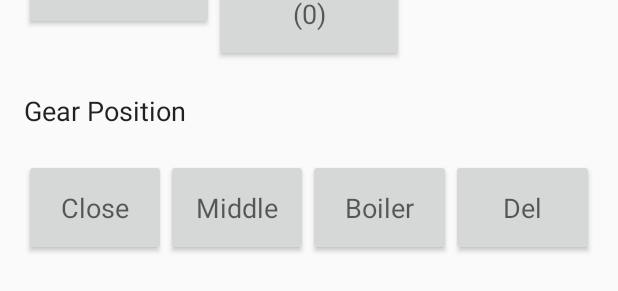
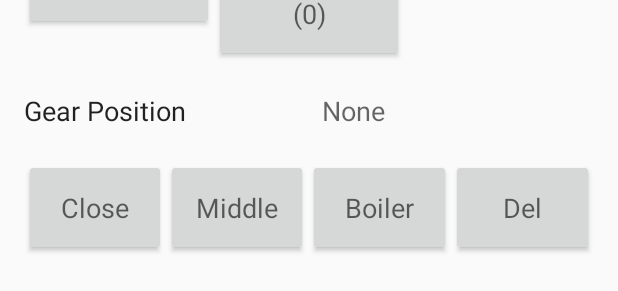
Before and after one commit to SaratogaMSET/ScoutingTakeThree-master, an Android app: the layout fragment_autonomous.xml on its own in the app's theme, with its tools: preview values and no code run, on a phone screen of 412 x 824 dp. Shown: the part 921-1212 px from the top of the screen. Run offline under Robolectric (Android 15) with nearby library versions, the light colour scheme and no system bars.

Commit message:
little changes

```diff
--- a/app/src/main/res/layout/fragment_autonomous.xml
+++ b/app/src/main/res/layout/fragment_autonomous.xml
@@ -279,9 +279,10 @@
                 android:layout_width="0dp"
                 android:layout_weight=".5"
                 android:layout_height="wrap_content"
-                android:text=""
                 android:textAppearance="?android:attr/textAppearanceMedium"
-                android:id="@+id/gearCycleView"/>
+                android:id="@+id/gearCycleView"
+                android:text="None"
+                android:freezesText="true"/>
 
         </TableRow>
 
```
Also changed, not shown: app/src/main/java/com/example/trishlapokharna/scoutingtakethree/Autonomous.java (+11 -1 lines), app/src/main/res/layout/activity_confirmation.xml (+21 -20 lines).
